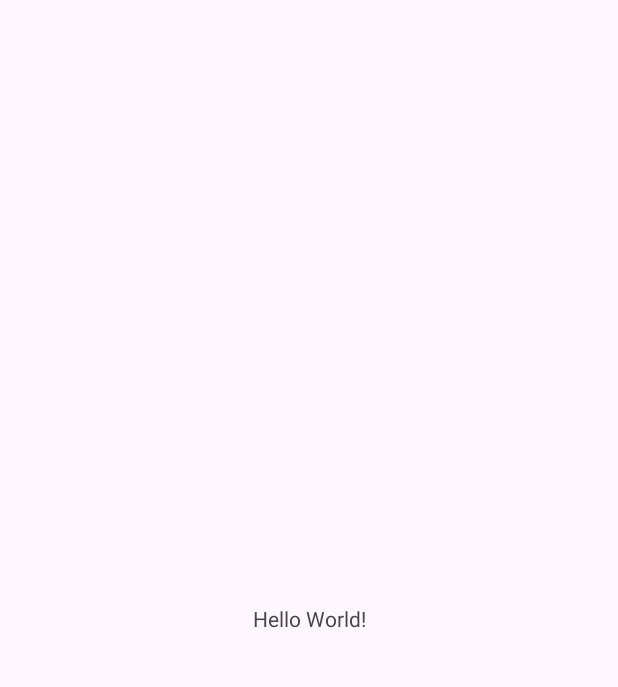
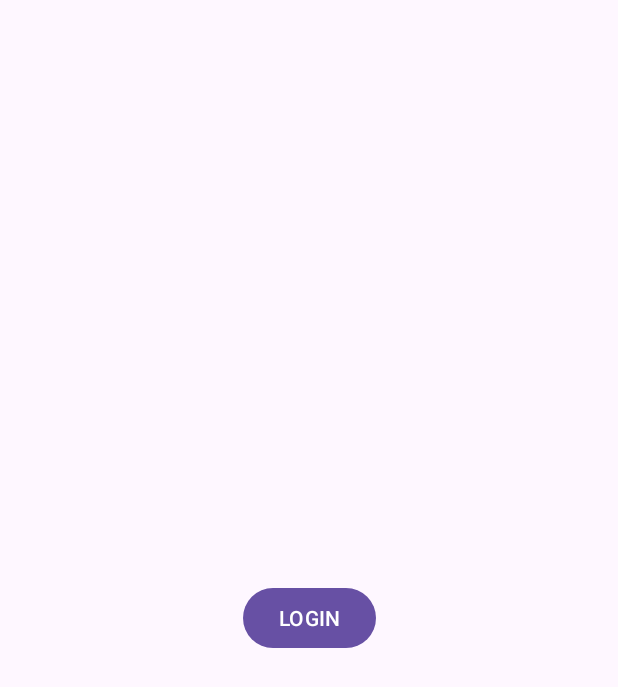
Before and after one commit to itsxSAJO/CazarPatos, an Android app: the screen it shows after launch (MainActivity before the commit, LoginActivity after it), on a phone screen of 412 x 824 dp. Before the commit the part shown is almost empty. Shown: the top 687 px of the screen. Run offline under Robolectric (Android 15) with nearby library versions, the phone set to English and light mode, and no system bars.

Commit message:
Login Button

```diff
--- a/app/build.gradle.kts
+++ b/app/build.gradle.kts
@@ -1,6 +1,7 @@
 plugins {
     alias(libs.plugins.android.application)
     alias(libs.plugins.kotlin.android)
+
 }
 
 android {
@@ -42,6 +43,10 @@
     implementation(libs.material)
     implementation(libs.androidx.activity)
     implementation(libs.androidx.constraintlayout)
+    implementation("androidx.appcompat:appcompat:1.7.0")
+    implementation("com.google.android.material:material:1.12.0")
+    implementation("androidx.activity:activity:1.10.1")
+    implementation("androidx.constraintlayout:constraintlayout:2.2.1")
     testImplementation(libs.junit)
     androidTestImplementation(libs.androidx.junit)
     androidTestImplementation(libs.androidx.espresso.core)
--- a/app/src/main/AndroidManifest.xml
+++ b/app/src/main/AndroidManifest.xml
@@ -13,7 +13,7 @@
         android:theme="@style/Theme.CazarPatos"
         tools:targetApi="31">
         <activity
-            android:name=".MainActivity"
+            android:name=".LoginActivity"
             android:exported="true">
             <intent-filter>
                 <action android:name="android.intent.action.MAIN" />
@@ -21,6 +21,11 @@
                 <category android:name="android.intent.category.LAUNCHER" />
             </intent-filter>
         </activity>
+        <activity
+            android:name=".MainActivity"
+            android:exported="true">
+
+        </activity>
     </application>
 
 </manifest>
--- /dev/null
+++ b/app/src/main/java/com/said/luna/cazarpatos/LoginActivity.kt
@@ -0,0 +1,28 @@
+package com.said.luna.cazarpatos
+
+import android.content.Intent
+import android.os.Bundle
+import android.widget.Button
+import androidx.activity.enableEdgeToEdge
+import androidx.appcompat.app.AppCompatActivity
+import androidx.core.view.ViewCompat
+import androidx.core.view.WindowInsetsCompat
+
+class LoginActivity : AppCompatActivity() {
+    private lateinit var buttonLogin : Button
+    override fun onCreate(savedInstanceState: Bundle?) {
+        super.onCreate(savedInstanceState)
+        enableEdgeToEdge()
+        setContentView(R.layout.activity_login)
+        buttonLogin = findViewById(R.id.buttonLogin)
+        ViewCompat.setOnApplyWindowInsetsListener(findViewById(R.id.main)) { v, insets ->
+            val systemBars = insets.getInsets(WindowInsetsCompat.Type.systemBars())
+            v.setPadding(systemBars.left, systemBars.top, systemBars.right, systemBars.bottom)
+            insets
+        }
+        buttonLogin.setOnClickListener {
+            val intent = Intent(this, MainActivity::class.java)
+            startActivity(intent)
+        }
+    }
+}
--- /dev/null
+++ b/app/src/main/res/layout/activity_login.xml
@@ -0,0 +1,20 @@
+<?xml version="1.0" encoding="utf-8"?>
+<androidx.constraintlayout.widget.ConstraintLayout xmlns:android="http://schemas.android.com/apk/res/android"
+    xmlns:app="http://schemas.android.com/apk/res-auto"
+    xmlns:tools="http://schemas.android.com/tools"
+    android:id="@+id/main"
+    android:layout_width="match_parent"
+    android:layout_height="match_parent"
+    tools:context=".LoginActivity">
+
+    <Button
+        android:id="@+id/buttonLogin"
+        android:layout_width="wrap_content"
+        android:layout_height="wrap_content"
+        android:text="@string/buttonLogin"
+        app:layout_constraintBottom_toBottomOf="parent"
+        app:layout_constraintEnd_toEndOf="parent"
+        app:layout_constraintStart_toStartOf="parent"
+        app:layout_constraintTop_toTopOf="parent"
+        tools:ignore="MissingConstraints" />
+</androidx.constraintlayout.widget.ConstraintLayout>
--- a/app/src/main/res/values/strings.xml
+++ b/app/src/main/res/values/strings.xml
@@ -1,3 +1,4 @@
 <resources>
-    <string name="app_name">CazarPatos</string>
+    <string name="app_name">Cazar Patos</string>
+    <string name="buttonLogin">LOGIN</string>
 </resources>
```
